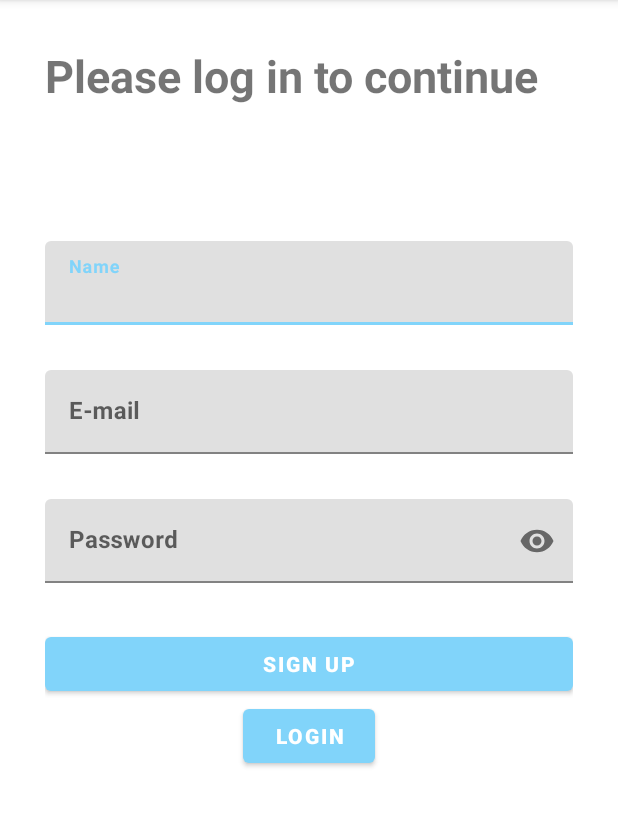
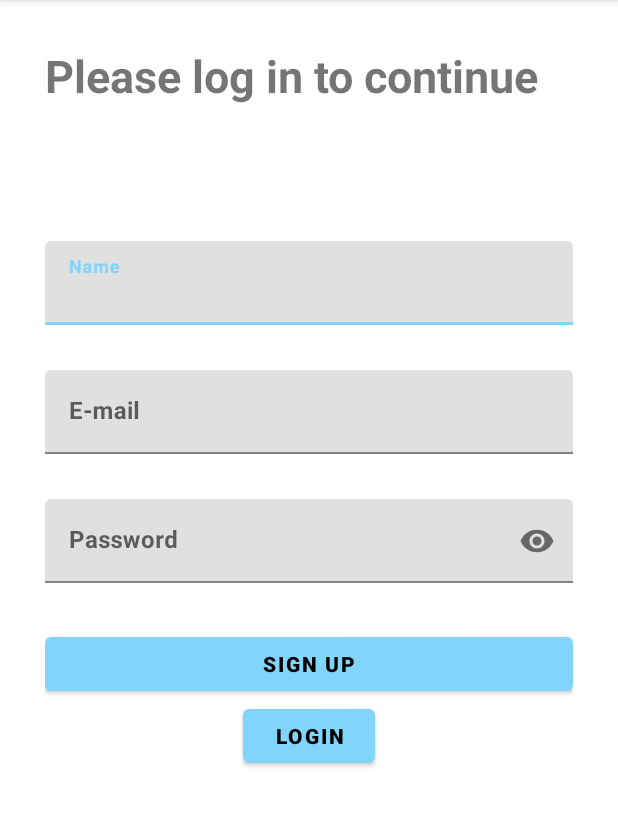
Before and after one commit to MZO9400/CCompanyClient, an Android app: the screen it shows after launch (RegistrationActivity), after a tap on "SIGN UP", on a phone screen of 412 x 824 dp, the part 84-911 px from its top. Run offline under Robolectric (Android 15) with nearby library versions, the phone set to English and light mode, and no system bars; our stand-ins replace FlexboxLayout; 2 other taps on this screen came first.

Commit message:
Theme: Fix colors

```diff
--- a/app/src/main/res/values/themes.xml
+++ b/app/src/main/res/values/themes.xml
@@ -4,13 +4,14 @@
         <!-- Primary brand color. -->
         <item name="colorPrimary">@color/primaryColor</item>
         <item name="colorPrimaryVariant">@color/primaryLightColor</item>
-        <item name="colorOnPrimary">@color/secondaryTextColor</item>
+        <item name="colorOnPrimary">@color/primaryTextColor</item>
         <!-- Secondary brand color. -->
         <item name="colorSecondary">@color/secondaryColor</item>
         <item name="colorSecondaryVariant">@color/secondaryDarkColor</item>
-        <item name="colorOnSecondary">@color/primaryTextColor</item>
+        <item name="colorOnSecondary">@color/secondaryTextColor</item>
         <!-- Status bar color. -->
-        <item name="android:statusBarColor" tools:targetApi="l">?attr/colorPrimaryVariant</item>
+        <item name="android:statusBarColor" tools:targetApi="l">?attr/colorPrimary</item>
+        <item name="android:navigationBarColor" tools:targetApi="l">?attr/colorPrimary</item>
         <!-- Customize your theme here. -->
     </style>
 </resources>
```
